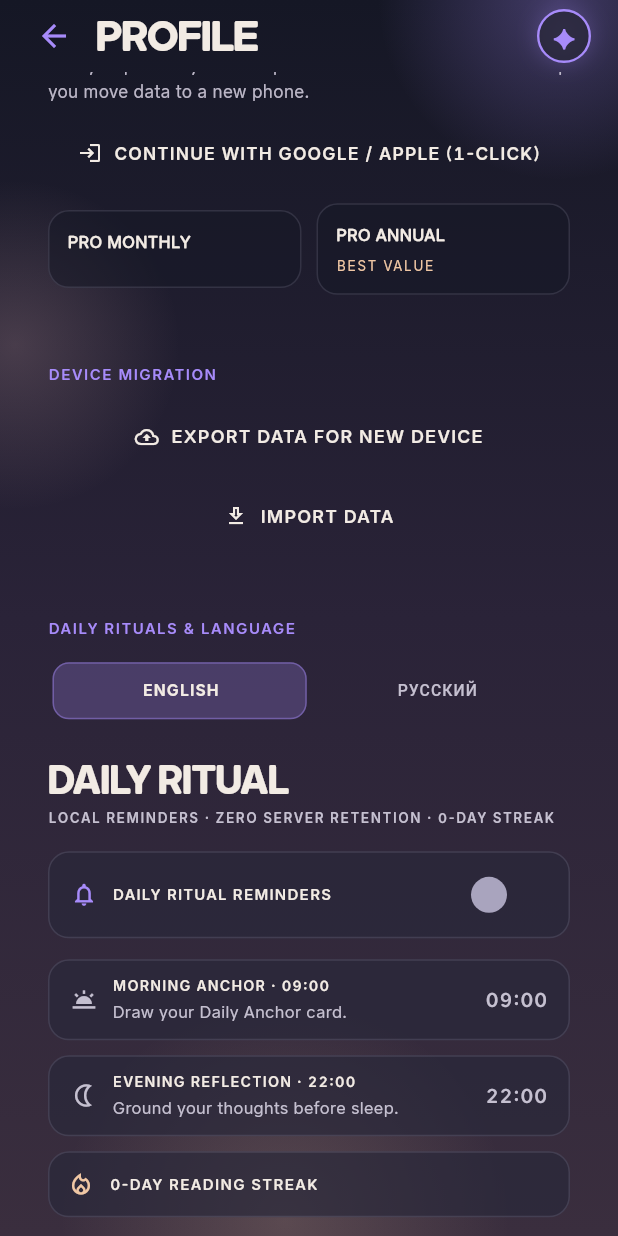
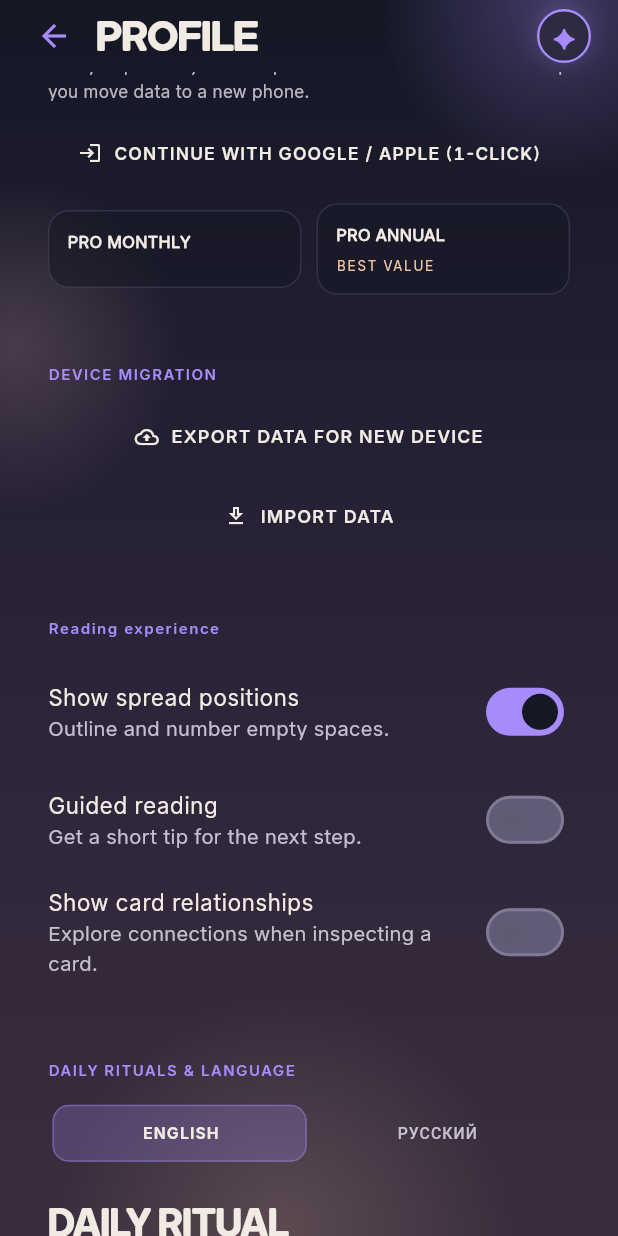
Before and after one commit to rodionvitenberg-ui/mindreader-flutter, a Flutter app: the ProfileScreen screen opened directly, scrolled down 576 dp, on a phone screen of 412 x 824 dp. Run offline on Flutter 3.47's test engine with Material 3 defaults, Android fonts, the phone set to English and light mode, and no system bars; our stand-ins replace camera, flutter_local_notifications, flutter_timezone, flutter_tts, google_fonts, image_picker and 3 more; missing offline and left inert: liquid_glass_renderer; accounts and stored records are empty; project files that could hold a hidden picture were left out.

Commit message:
Persist independent reading aids and control spread position decoration

```diff
--- a/lib/core/l10n/app_strings.dart
+++ b/lib/core/l10n/app_strings.dart
@@ -497,6 +497,13 @@ class AppStrings {
 
     // ---- settings sheet ----
     'settings.title': {AppLanguage.en: 'SETTINGS', AppLanguage.ru: 'НАСТРОЙКИ'},
+    'reading.title': {AppLanguage.en: 'Reading experience', AppLanguage.ru: 'Помощь при раскладе'},
+    'reading.positions': {AppLanguage.en: 'Show spread positions', AppLanguage.ru: 'Показывать позиции'},
+    'reading.guide': {AppLanguage.en: 'Guided reading', AppLanguage.ru: 'Обучение во время расклада'},
+    'reading.relationships': {AppLanguage.en: 'Show card relationships', AppLanguage.ru: 'Показывать связи карт'},
+    'reading.positions.hint': {AppLanguage.en: 'Outline and number empty spaces.', AppLanguage.ru: 'Контуры и номера свободных мест.'},
+    'reading.guide.hint': {AppLanguage.en: 'Get a short tip for the next step.', AppLanguage.ru: 'Краткая подсказка для следующего шага.'},
+    'reading.relationships.hint': {AppLanguage.en: 'Explore connections when inspecting a card.', AppLanguage.ru: 'Связи при просмотре открытой карты.'},
     'settings.language': {AppLanguage.en: 'LANGUAGE', AppLanguage.ru: 'ЯЗЫК'},
     'settings.english': {AppLanguage.en: 'ENGLISH', AppLanguage.ru: 'ENGLISH'},
     'settings.russian': {AppLanguage.en: 'РУССКИЙ', AppLanguage.ru: 'РУССКИЙ'},
--- a/lib/core/services/local_storage_service.dart
+++ b/lib/core/services/local_storage_service.dart
@@ -38,6 +38,13 @@ class LocalStorageService {
   static const _cameraModeKey = 'camera_mode';
 
   static const _userProfileKey = 'user_profile_v1';
+
+  Future<bool?> loadReadingAid(String aid) async =>
+      (await SharedPreferences.getInstance()).getBool('reading_aid.$aid');
+
+  Future<void> saveReadingAid(String aid, bool value) async {
+    await (await SharedPreferences.getInstance()).setBool('reading_aid.$aid', value);
+  }
 
   Future<List<Map<String, dynamic>>> loadHistory() async {
     final prefs = await SharedPreferences.getInstance();
--- a/lib/features/digital_table/widgets/spread_board.dart
+++ b/lib/features/digital_table/widgets/spread_board.dart
@@ -520,6 +520,8 @@ class _OverviewSlotState extends State<_OverviewSlot>
     final slot = widget.slot;
     final card = slot?.card;
     if (card == null || slot == null || widget.inFlight) {
+      final positions = context.watch<AppSettingsController>().enabled(ReadingAid.positions);
+      if (!positions && !widget.highlighted) return const SizedBox.expand();
       final shorts = context.read<SpreadController>().spreadSlotRoleShorts;
       final shortRole = widget.slotIndex < shorts.length
           ? shorts[widget.slotIndex]
@@ -538,7 +540,7 @@ class _OverviewSlotState extends State<_OverviewSlot>
         alignment: Alignment.topCenter,
         padding: const EdgeInsets.fromLTRB(10, 14, 10, 10),
         child: Text(
-          '${widget.slotIndex + 1} · $shortRole',
+          positions ? '${widget.slotIndex + 1} · $shortRole' : '',
           textAlign: TextAlign.center,
           maxLines: 5,
           overflow: TextOverflow.ellipsis,
--- a/lib/features/profile/profile_screen.dart
+++ b/lib/features/profile/profile_screen.dart
@@ -52,6 +52,19 @@ class ProfileScreen extends StatelessWidget {
                         const ProfileSignInCard(),
                         const ProfileMigrationCard(),
                         ProfileCard(
+                          title: AppStrings.t(lang, 'reading.title'),
+                          child: Column(children: [
+                            for (final aid in ReadingAid.values)
+                              SwitchListTile.adaptive(
+                                contentPadding: EdgeInsets.zero,
+                                title: Text(AppStrings.t(lang, 'reading.${aid.name}')),
+                                subtitle: Text(AppStrings.t(lang, 'reading.${aid.name}.hint')),
+                                value: context.watch<AppSettingsController>().enabled(aid),
+                                onChanged: (value) => context.read<AppSettingsController>().setAid(aid, value),
+                              ),
+                          ]),
+                        ),
+                        ProfileCard(
                           title: AppStrings.t(lang, 'profile.card.rituals'),
                           child: Column(
                             crossAxisAlignment: CrossAxisAlignment.stretch,
--- a/lib/state/app_settings_controller.dart
+++ b/lib/state/app_settings_controller.dart
@@ -3,6 +3,8 @@ import 'package:flutter/foundation.dart';
 import '../core/config/app_flags.dart';
 import '../core/l10n/app_strings.dart';
 import '../core/services/local_storage_service.dart';
+
+enum ReadingAid { positions, guide, relationships }
 
 /// Iteration 2 — the single source of truth for the UI language and the
 /// shared PRO subscription state.
@@ -22,6 +24,19 @@ class AppSettingsController extends ChangeNotifier {
 
   AppLanguage _language = AppLanguage.en;
   bool _isProUnlocked = false;
+
+  final _aids = <ReadingAid, bool>{ReadingAid.positions: true};
+  final _edited = <ReadingAid>{};
+  bool enabled(ReadingAid aid) => _aids[aid] ?? false;
+
+  Future<void> setAid(ReadingAid aid, bool value) async {
+    _edited.add(aid);
+    _aids[aid] = value;
+    notifyListeners();
+    try {
+      await _storage.saveReadingAid(aid.name, value);
+    } catch (_) { /* Keep the in-session preference when storage is unavailable. */ }
+  }
 
   AppLanguage get language => _language;
 
@@ -54,6 +69,12 @@ class AppSettingsController extends ChangeNotifier {
     } catch (_) {
       // Same: best-effort restore.
     }
+    for (final aid in ReadingAid.values) {
+      try {
+        final saved = await _storage.loadReadingAid(aid.name);
+        if (saved != null && !_edited.contains(aid)) _aids[aid] = saved;
+      } catch (_) { /* Use the default on devices without a preference store. */ }
+    }
     notifyListeners();
   }
 
```
Also changed, not shown: 1 other file.
